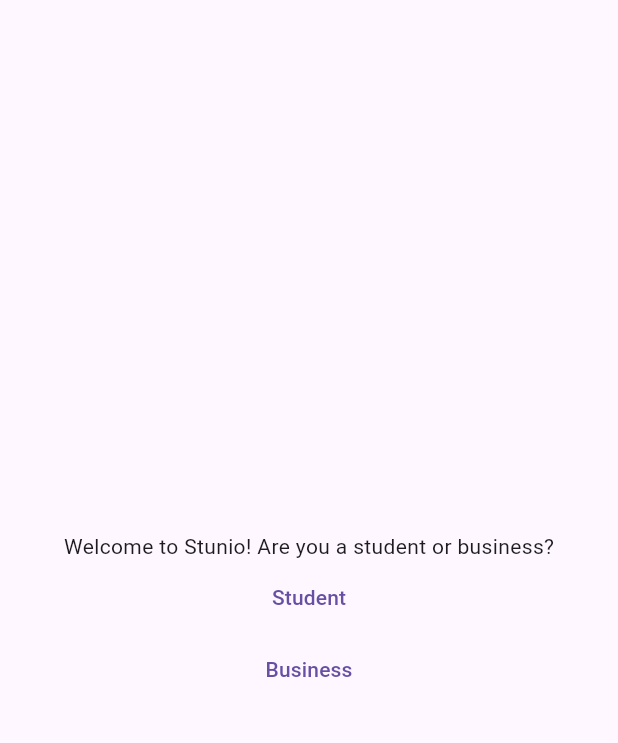
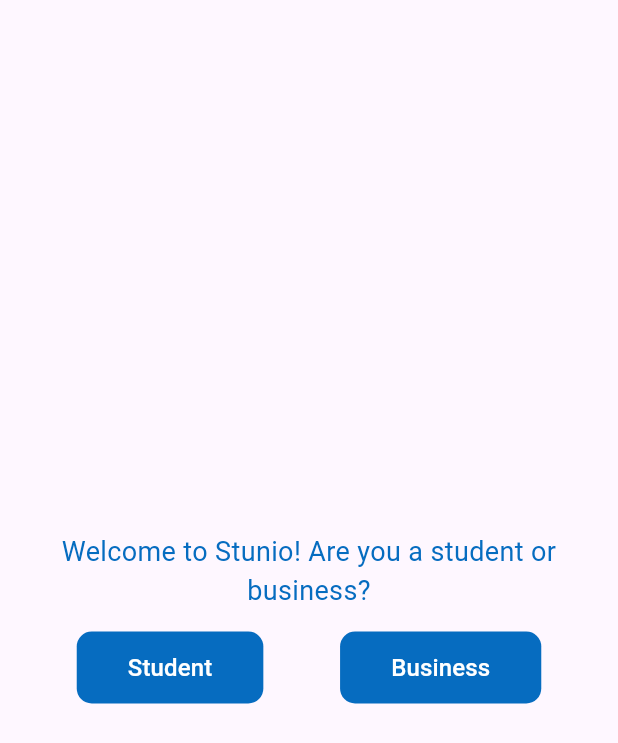
Before and after one commit to steveno06/stunio-frontend-demo, a Flutter app: the Usertypeselection widget shown alone on an empty page, opened directly with empty values, after a tap on "Student", on a phone screen of 412 x 824 dp. Shown: the top 743 px of the screen. Run offline on Flutter 3.47's test engine with Material 3 defaults, Android fonts, the light colour scheme and no system bars.

Commit message:
refactor: user selection to widgets

```diff
--- a/lib/views/signup_sections/user_type_selection.dart
+++ b/lib/views/signup_sections/user_type_selection.dart
@@ -1,5 +1,7 @@
 import 'package:flutter/material.dart';
 import 'package:stunio_frontend/viewmodels/signup_viewmodel.dart';
+import 'package:stunio_frontend/views/components/header_2.dart';
+import 'package:stunio_frontend/views/components/simple_button.dart';
 
 class Usertypeselection extends StatelessWidget {
   final SignupViewmodel viewModel;
@@ -12,15 +14,23 @@
       child: Column(
         mainAxisAlignment: MainAxisAlignment.center,
         children: [
-          const Text("Welcome to Stunio! Are you a student or business?"),
-          TextButton(onPressed: (){
-            viewModel.setUserType(UserType.student);
-            viewModel.nextSection();
-          }, child: Text("Student")),
-          TextButton(onPressed: (){
-            viewModel.setUserType(UserType.business);
-            viewModel.nextSection();
-          }, child: Text("Business"))
+          Padding(
+            padding: const EdgeInsets.only(bottom: 14),
+            child: Header2(label: "Welcome to Stunio! Are you a student or business?"),
+          ),
+          Row(
+            mainAxisAlignment: MainAxisAlignment.spaceEvenly,
+            children: [
+              SimpleButton(onPressed: (){
+                viewModel.setUserType(UserType.student);
+                viewModel.nextSection();
+              }, label: "Student"),
+              SimpleButton(onPressed: (){
+                viewModel.setUserType(UserType.business);
+                viewModel.nextSection();
+              }, label: "Business")
+            ],
+          )
         ],
       ),
     );
```
